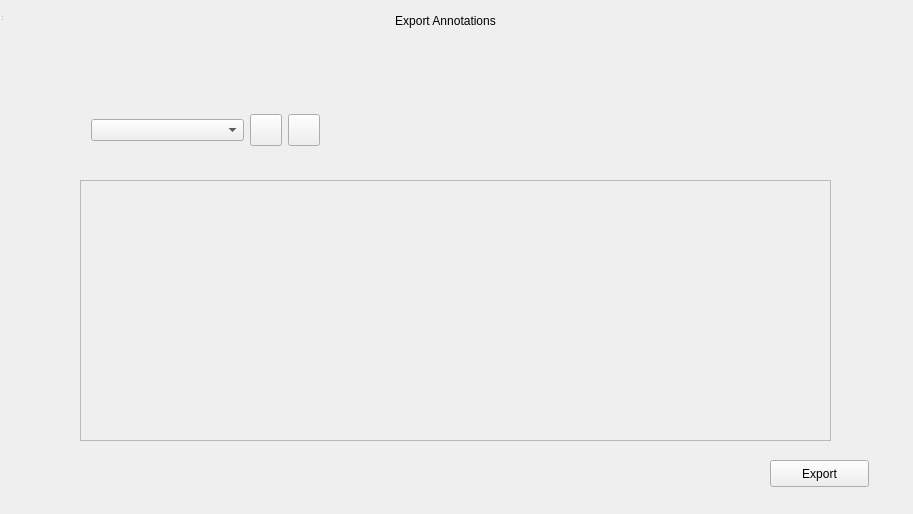
First picture: the form in rqt_bag_annotation/resource/export_widget.ui, repository OSUrobotics/rqt_common_plugins, before the edit.
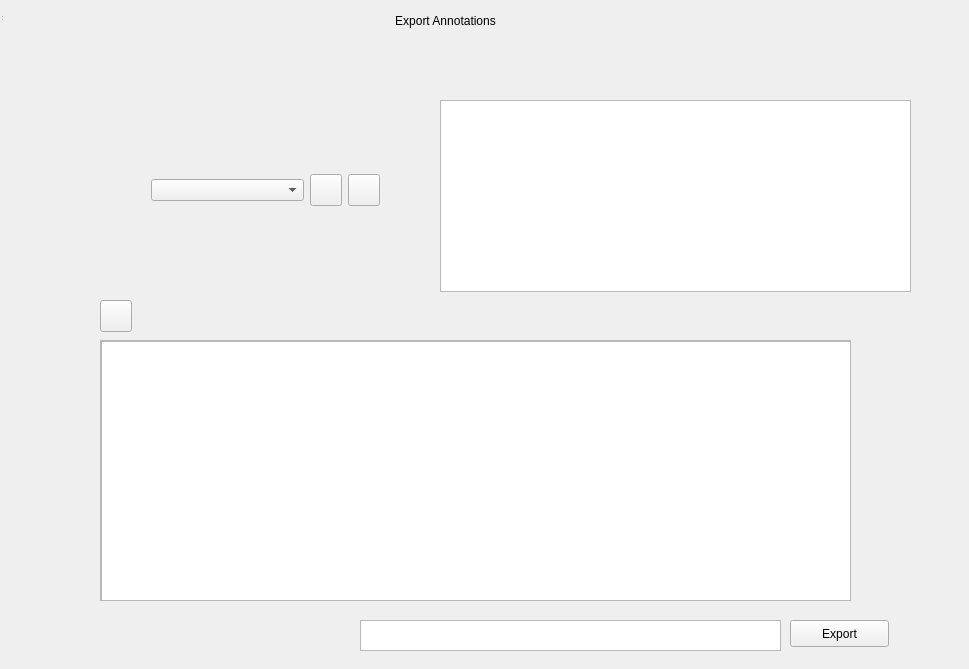
Second picture: the form after the edit. Custom widgets are drawn as their Qt base class.

Commit message: Added Export Widget

What changed in the file:
```diff
--- a/rqt_bag_annotation/resource/export_widget.ui
+++ b/rqt_bag_annotation/resource/export_widget.ui
@@ -6,8 +6,8 @@
    <rect>
     <x>0</x>
     <y>0</y>
-    <width>913</width>
-    <height>514</height>
+    <width>969</width>
+    <height>669</height>
    </rect>
   </property>
   <property name="windowTitle">
@@ -18,15 +18,15 @@
     <rect>
      <x>0</x>
      <y>0</y>
-     <width>921</width>
-     <height>511</height>
+     <width>971</width>
+     <height>671</height>
     </rect>
    </property>
    <widget class="QScrollArea" name="scrollArea">
     <property name="geometry">
      <rect>
-      <x>80</x>
-      <y>180</y>
+      <x>100</x>
+      <y>340</y>
       <width>751</width>
       <height>261</height>
      </rect>
@@ -43,6 +43,16 @@
        <height>259</height>
       </rect>
      </property>
+     <widget class="QPlainTextEdit" name="export_display_contents">
+      <property name="geometry">
+       <rect>
+        <x>0</x>
+        <y>0</y>
+        <width>751</width>
+        <height>261</height>
+       </rect>
+      </property>
+     </widget>
     </widget>
    </widget>
    <widget class="QLabel" name="label">
@@ -64,8 +74,8 @@
    <widget class="QWidget" name="horizontalLayoutWidget">
     <property name="geometry">
      <rect>
-      <x>80</x>
-      <y>90</y>
+      <x>140</x>
+      <y>150</y>
       <width>251</width>
       <height>80</height>
      </rect>
@@ -102,11 +112,39 @@
      </item>
     </layout>
    </widget>
+   <widget class="PublisherTreeWidget" name="publisher_tree_widget">
+    <property name="geometry">
+     <rect>
+      <x>440</x>
+      <y>100</y>
+      <width>471</width>
+      <height>192</height>
+     </rect>
+    </property>
+    <property name="contextMenuPolicy">
+     <enum>Qt::CustomContextMenu</enum>
+    </property>
+    <property name="toolTip">
+     <string>Right click on item or selection for more options.</string>
+    </property>
+    <property name="dragEnabled">
+     <bool>true</bool>
+    </property>
+    <property name="dragDropMode">
+     <enum>QAbstractItemView::DragOnly</enum>
+    </property>
+    <property name="selectionMode">
+     <enum>QAbstractItemView::ExtendedSelection</enum>
+    </property>
+    <property name="sortingEnabled">
+     <bool>true</bool>
+    </property>
+   </widget>
    <widget class="QPushButton" name="export_button">
     <property name="geometry">
      <rect>
-      <x>770</x>
-      <y>460</y>
+      <x>790</x>
+      <y>620</y>
       <width>99</width>
       <height>27</height>
      </rect>
@@ -115,6 +153,29 @@
      <string>Export</string>
     </property>
    </widget>
+   <widget class="QPushButton" name="refresh_button">
+    <property name="geometry">
+     <rect>
+      <x>100</x>
+      <y>300</y>
+      <width>32</width>
+      <height>32</height>
+     </rect>
+    </property>
+    <property name="text">
+     <string/>
+    </property>
+   </widget>
+   <widget class="QPlainTextEdit" name="export_location_edit">
+    <property name="geometry">
+     <rect>
+      <x>360</x>
+      <y>620</y>
+      <width>421</width>
+      <height>31</height>
+     </rect>
+    </property>
+   </widget>
   </widget>
   <widget class="QToolBar" name="mainToolBar">
    <property name="geometry">
@@ -138,6 +199,13 @@
   </widget>
  </widget>
  <layoutdefault spacing="6" margin="11"/>
+ <customwidgets>
+  <customwidget>
+   <class>PublisherTreeWidget</class>
+   <extends>QTreeView</extends>
+   <header>rqt_bag_annotation.publisher_tree_widget</header>
+  </customwidget>
+ </customwidgets>
  <resources/>
  <connections/>
 </ui>
```
Left out of the diff: 8 changed lines with no effect on the pictures. The commit also changes 7 other files.
